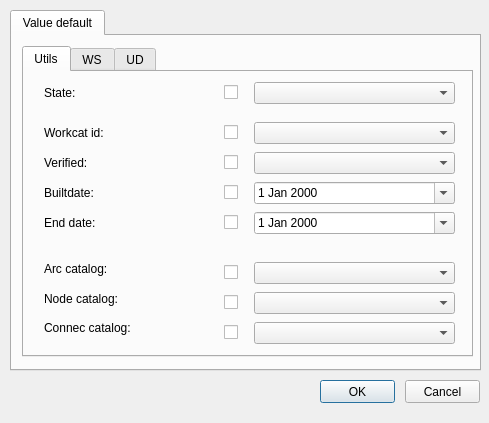
Qt form ui/config_edit.ui (Giswater/giswater_qgis_plugin) before a commit.
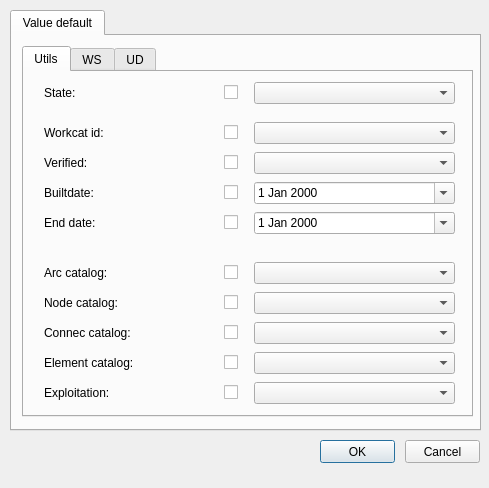
The same form after that commit.

Commit message: Manage parameters 'elemcat' and 'exploitation' in config_edit

```diff
--- a/ui/config_edit.ui
+++ b/ui/config_edit.ui
@@ -7,7 +7,7 @@
     <x>0</x>
     <y>0</y>
     <width>489</width>
-    <height>423</height>
+    <height>488</height>
    </rect>
   </property>
   <property name="windowTitle">
@@ -17,7 +17,7 @@
    <property name="geometry">
     <rect>
      <x>320</x>
-     <y>380</y>
+     <y>440</y>
      <width>75</width>
      <height>23</height>
     </rect>
@@ -30,7 +30,7 @@
    <property name="geometry">
     <rect>
      <x>405</x>
-     <y>380</y>
+     <y>440</y>
      <width>75</width>
      <height>23</height>
     </rect>
@@ -45,7 +45,7 @@
      <x>10</x>
      <y>10</y>
      <width>471</width>
-     <height>361</height>
+     <height>421</height>
     </rect>
    </property>
    <property name="currentIndex">
@@ -61,7 +61,7 @@
        <x>10</x>
        <y>10</y>
        <width>451</width>
-       <height>311</height>
+       <height>371</height>
       </rect>
      </property>
      <property name="currentIndex">
@@ -111,9 +111,9 @@
        <property name="geometry">
         <rect>
          <x>20</x>
-         <y>181</y>
+         <y>190</y>
          <width>141</width>
-         <height>31</height>
+         <height>22</height>
         </rect>
        </property>
        <property name="font">
@@ -373,9 +373,9 @@
        <property name="geometry">
         <rect>
          <x>20</x>
-         <y>211</y>
+         <y>220</y>
          <width>141</width>
-         <height>31</height>
+         <height>22</height>
         </rect>
        </property>
        <property name="font">
@@ -432,9 +432,9 @@
        <property name="geometry">
         <rect>
          <x>20</x>
-         <y>240</y>
+         <y>250</y>
          <width>141</width>
-         <height>31</height>
+         <height>22</height>
         </rect>
        </property>
        <property name="font">
@@ -549,6 +549,124 @@
         <string/>
        </property>
       </widget>
+      <widget class="QCheckBox" name="chk_exploitation_vdefault">
+       <property name="geometry">
+        <rect>
+         <x>200</x>
+         <y>310</y>
+         <width>20</width>
+         <height>21</height>
+        </rect>
+       </property>
+       <property name="text">
+        <string/>
+       </property>
+      </widget>
+      <widget class="QLabel" name="label_exploitation_id">
+       <property name="geometry">
+        <rect>
+         <x>20</x>
+         <y>310</y>
+         <width>141</width>
+         <height>22</height>
+        </rect>
+       </property>
+       <property name="font">
+        <font>
+         <pointsize>9</pointsize>
+        </font>
+       </property>
+       <property name="frameShape">
+        <enum>QFrame::NoFrame</enum>
+       </property>
+       <property name="frameShadow">
+        <enum>QFrame::Plain</enum>
+       </property>
+       <property name="text">
+        <string>Exploitation:</string>
+       </property>
+       <property name="textFormat">
+        <enum>Qt::AutoText</enum>
+       </property>
+       <property name="scaledContents">
+        <bool>false</bool>
+       </property>
+       <property name="alignment">
+        <set>Qt::AlignLeading|Qt::AlignLeft|Qt::AlignVCenter</set>
+       </property>
+       <property name="margin">
+        <number>3</number>
+       </property>
+      </widget>
+      <widget class="QComboBox" name="elementcat_vdefault">
+       <property name="geometry">
+        <rect>
+         <x>230</x>
+         <y>280</y>
+         <width>201</width>
+         <height>22</height>
+        </rect>
+       </property>
+      </widget>
+      <widget class="QCheckBox" name="chk_elementcat_vdefault">
+       <property name="geometry">
+        <rect>
+         <x>200</x>
+         <y>280</y>
+         <width>20</width>
+         <height>21</height>
+        </rect>
+       </property>
+       <property name="text">
+        <string/>
+       </property>
+      </widget>
+      <widget class="QComboBox" name="exploitation_vdefault">
+       <property name="geometry">
+        <rect>
+         <x>230</x>
+         <y>310</y>
+         <width>201</width>
+         <height>22</height>
+        </rect>
+       </property>
+      </widget>
+      <widget class="QLabel" name="label_elementcat_id">
+       <property name="geometry">
+        <rect>
+         <x>20</x>
+         <y>280</y>
+         <width>141</width>
+         <height>22</height>
+        </rect>
+       </property>
+       <property name="font">
+        <font>
+         <pointsize>9</pointsize>
+        </font>
+       </property>
+       <property name="frameShape">
+        <enum>QFrame::NoFrame</enum>
+       </property>
+       <property name="frameShadow">
+        <enum>QFrame::Plain</enum>
+       </property>
+       <property name="text">
+        <string>Element catalog:</string>
+       </property>
+       <property name="textFormat">
+        <enum>Qt::AutoText</enum>
+       </property>
+       <property name="scaledContents">
+        <bool>false</bool>
+       </property>
+       <property name="alignment">
+        <set>Qt::AlignLeading|Qt::AlignLeft|Qt::AlignVCenter</set>
+       </property>
+       <property name="margin">
+        <number>3</number>
+       </property>
+      </widget>
      </widget>
      <widget class="QWidget" name="tab_21">
       <attribute name="title">
```
The commit also changes 4 other files.
